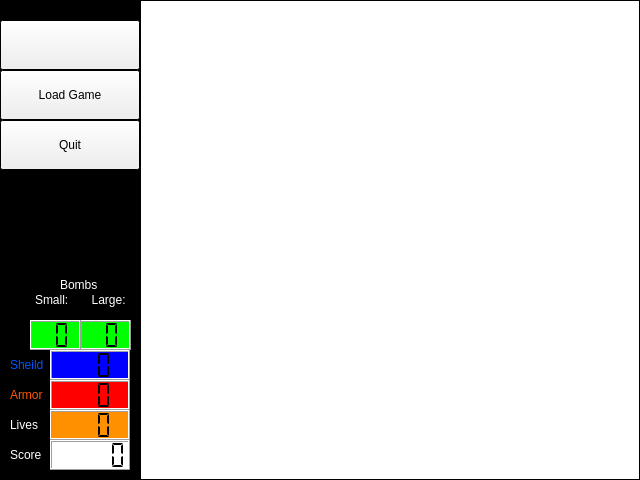
This is 3get33/3get33/MainUI/mainwindow.ui in Egepi/3get33 as Qt 5 draws it before an edit. The edited form follows.
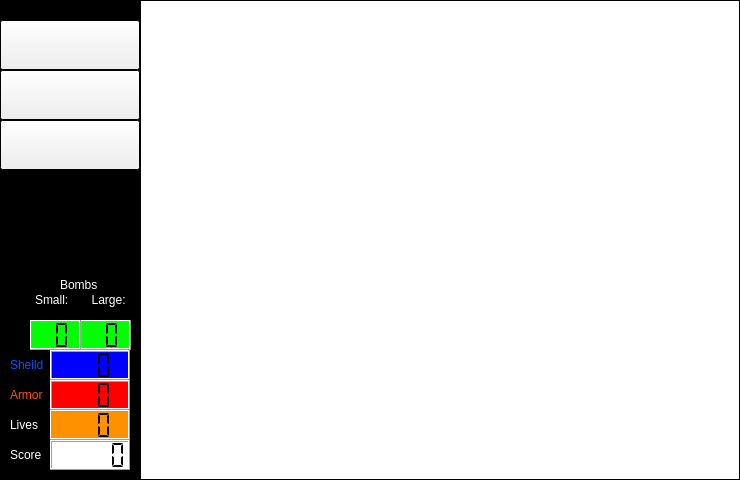
This is the edited form.

```diff
--- a/3get33/3get33/MainUI/mainwindow.ui
+++ b/3get33/3get33/MainUI/mainwindow.ui
@@ -6,7 +6,7 @@
    <rect>
     <x>0</x>
     <y>0</y>
-    <width>640</width>
+    <width>740</width>
     <height>480</height>
    </rect>
   </property>
@@ -86,7 +86,7 @@
      <rect>
       <x>140</x>
       <y>0</y>
-      <width>500</width>
+      <width>600</width>
       <height>480</height>
      </rect>
     </property>
@@ -120,7 +120,7 @@
      </rect>
     </property>
     <property name="text">
-     <string>Quit</string>
+     <string/>
     </property>
    </widget>
    <widget class="QPushButton" name="loadButton">
@@ -133,7 +133,7 @@
      </rect>
     </property>
     <property name="text">
-     <string>Load Game</string>
+     <string/>
     </property>
    </widget>
    <widget class="QLCDNumber" name="scoreDisplay">
```
